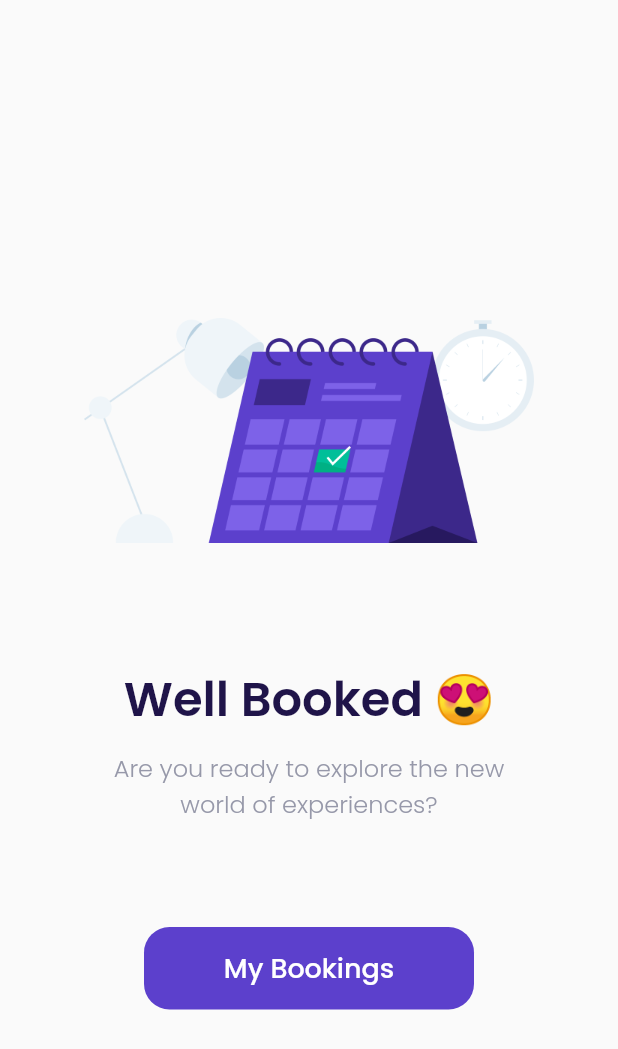
After one commit to IJ4L/ticketing_airplane, a Flutter app: the SucssesCheckout screen opened by its route, on a phone screen of 412 x 824 dp. The commit adds this screen. Shown: the top 1049 px of the screen. Run offline on Flutter 3.47's test engine with Material 2 defaults, Android fonts, the phone set to English and light mode, and no system bars; our stand-ins replace google_fonts.

Commit message:
update ui

```diff
--- a/lib/main.dart
+++ b/lib/main.dart
@@ -5,6 +5,7 @@ import 'package:airplane/ui/pages/detail_page.dart';
 import 'package:airplane/ui/pages/get_started_page.dart';
 import 'package:airplane/ui/pages/main_page.dart';
 import 'package:airplane/ui/pages/sign_up_page.dart';
+import 'package:airplane/ui/pages/succses_checkour_page.dart';
 import 'package:flutter/material.dart';
 
 import 'ui/pages/splash_page.dart';
@@ -30,6 +31,7 @@ class MyApp extends StatelessWidget {
         '/detail': (context) => const DetailPage(),
         '/choose-seat': (context) => const ChooseSeatPage(),
         '/checkout': (context) => const CheckoutPage(),
+        '/succses-checkout': (context) => const SucssesCheckout(),
       },
     );
   }
--- a/lib/ui/pages/checkout_page.dart
+++ b/lib/ui/pages/checkout_page.dart
@@ -266,7 +266,7 @@ class CheckoutPage extends StatelessWidget {
           children: [
             const CostumeButton(
               title: 'Play Now',
-              route: '',
+              route: '/succses-checkout',
               width: double.infinity,
             ),
             Container(
--- /dev/null
+++ b/lib/ui/pages/succses_checkour_page.dart
@@ -0,0 +1,57 @@
+import 'package:airplane/shared/theme.dart';
+import 'package:airplane/ui/widgets/costume_button.dart';
+import 'package:flutter/material.dart';
+
+class SucssesCheckout extends StatelessWidget {
+  const SucssesCheckout({super.key});
+
+  @override
+  Widget build(BuildContext context) {
+    Widget iconSuccses() {
+      return Container(
+        height: 150,
+        width: 400,
+        margin: const EdgeInsets.only(top: 212),
+        decoration: const BoxDecoration(
+          image: DecorationImage(
+            image: AssetImage('assets/icons/scheduling.png'),
+          ),
+        ),
+      );
+    }
+
+    Widget textSuccses() {
+      return Container(
+        margin: const EdgeInsets.only(top: 80),
+        child: Column(
+          children: [
+            Text(
+              'Well Booked 😍',
+              style: blackTextStyle.copyWith(
+                fontSize: 32,
+                fontWeight: semiBold,
+              ),
+            ),
+            const SizedBox(height: 10.0),
+            Text(
+              'Are you ready to explore the new\nworld of experiences?',
+              style: greyTextStyle.copyWith(fontSize: 16, fontWeight: light),
+              textAlign: TextAlign.center,
+            ),
+            const SizedBox(height: 50.0),
+            const CostumeButton(title: 'My Bookings', route: '/main')
+          ],
+        ),
+      );
+    }
+
+    return Scaffold(
+      body: ListView(
+        children: [
+          iconSuccses(),
+          textSuccses(),
+        ],
+      ),
+    );
+  }
+}
```
